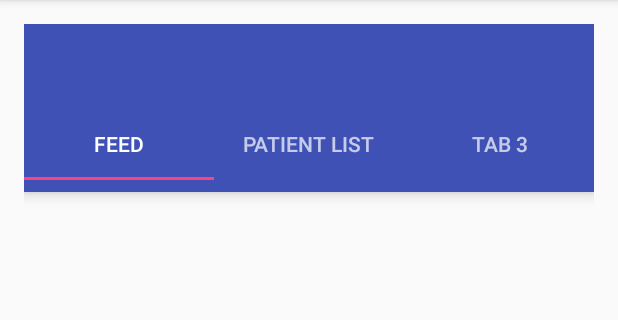
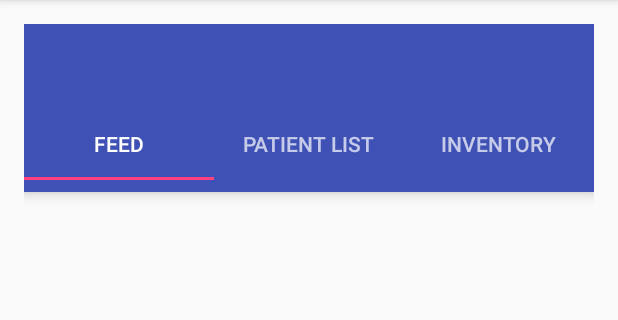
Before and after one commit to chengstephen/cs160_design07, an Android app: the screen it shows after launch (MainActivity), on a phone screen of 412 x 824 dp, the part 84-404 px from its top. Run offline under Robolectric (Android 15) with nearby library versions, the phone set to English and light mode, and no system bars; 1 statement that could not run was skipped.

Commit message:
Fixed a couple compile time errors.

```diff
--- a/app/src/main/java/com/projects/cs160_design07/MainActivity.java
+++ b/app/src/main/java/com/projects/cs160_design07/MainActivity.java
@@ -8,7 +8,7 @@ import android.support.v7.widget.Toolbar;
 import android.view.Menu;
 import android.view.MenuItem;
 
-public class MainActivity extends AppCompatActivity{
+public class MainActivity extends AppCompatActivity {
 
     @Override
     protected void onCreate(Bundle savedInstanceState) {
@@ -21,7 +21,7 @@ public class MainActivity extends AppCompatActivity{
         TabLayout tabLayout = (TabLayout) findViewById(R.id.tab_layout);
         tabLayout.addTab(tabLayout.newTab().setText("Feed"));
         tabLayout.addTab(tabLayout.newTab().setText("Patient List"));
-        tabLayout.addTab(tabLayout.newTab().setText("Tab 3"));
+        tabLayout.addTab(tabLayout.newTab().setText("Inventory"));
         tabLayout.setTabGravity(TabLayout.GRAVITY_FILL);
 
         final ViewPager viewPager = (ViewPager) findViewById(R.id.pager);
@@ -62,5 +62,4 @@ public class MainActivity extends AppCompatActivity{
 
         return super.onOptionsItemSelected(item);
     }
-    }
 }
```
